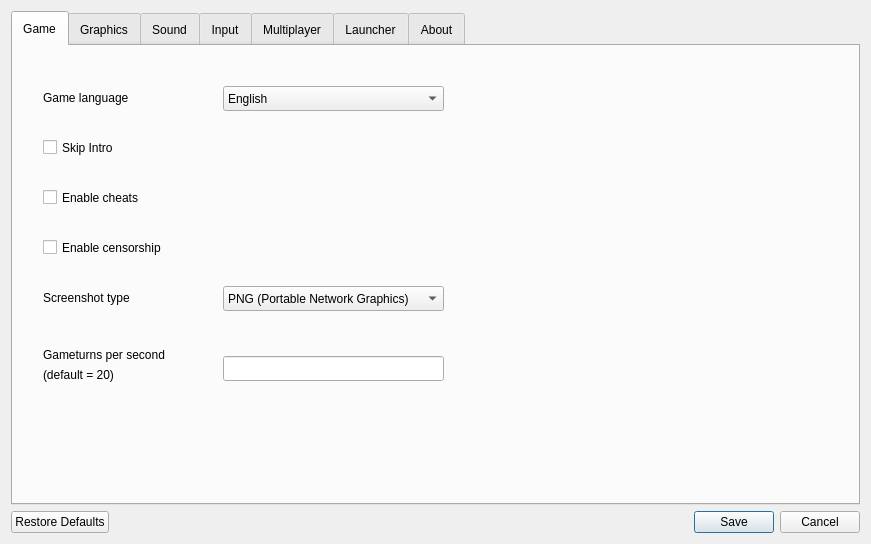
Old version of the form settingsdialog.ui in the repository yani/keeperfx-launcher-qt.
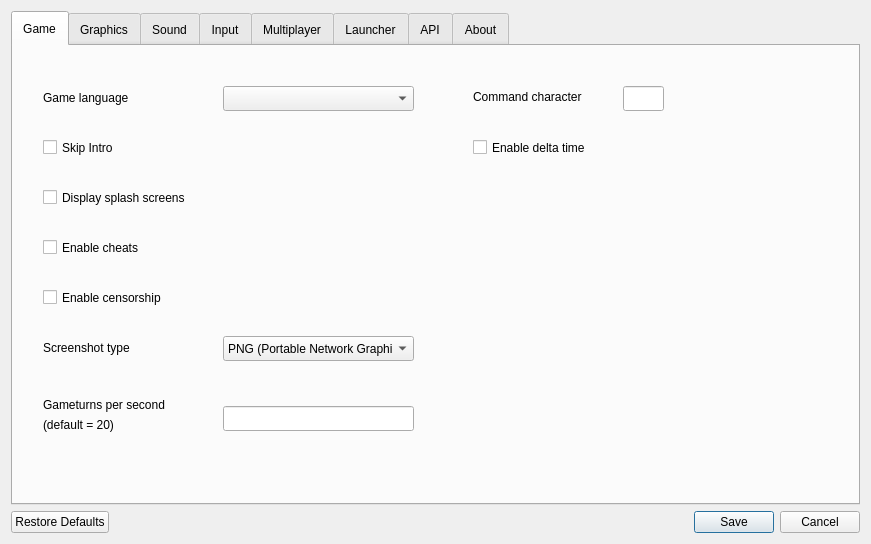
New version of the form. Icons and pictures are not drawn.

Commit message: implement some settings stuff

```diff
--- a/settingsdialog.ui
+++ b/settingsdialog.ui
@@ -41,7 +41,7 @@
         <rect>
          <x>210</x>
          <y>40</y>
-         <width>221</width>
+         <width>191</width>
          <height>25</height>
         </rect>
        </property>
@@ -50,11 +50,6 @@
          <family>Arial</family>
         </font>
        </property>
-       <item>
-        <property name="text">
-         <string>English</string>
-        </property>
-       </item>
       </widget>
       <widget class="QLabel" name="labelLanguage">
        <property name="geometry">
@@ -96,7 +91,7 @@
        <property name="geometry">
         <rect>
          <x>30</x>
-         <y>140</y>
+         <y>190</y>
          <width>321</width>
          <height>23</height>
         </rect>
@@ -114,7 +109,7 @@
        <property name="geometry">
         <rect>
          <x>30</x>
-         <y>190</y>
+         <y>240</y>
          <width>321</width>
          <height>23</height>
         </rect>
@@ -132,8 +127,8 @@
        <property name="geometry">
         <rect>
          <x>210</x>
-         <y>240</y>
-         <width>221</width>
+         <y>290</y>
+         <width>191</width>
          <height>25</height>
         </rect>
        </property>
@@ -167,7 +162,7 @@
        <property name="geometry">
         <rect>
          <x>30</x>
-         <y>243</y>
+         <y>293</y>
          <width>151</width>
          <height>17</height>
         </rect>
@@ -185,7 +180,7 @@
        <property name="geometry">
         <rect>
          <x>30</x>
-         <y>300</y>
+         <y>350</y>
          <width>151</width>
          <height>17</height>
         </rect>
@@ -203,7 +198,7 @@
        <property name="geometry">
         <rect>
          <x>30</x>
-         <y>320</y>
+         <y>370</y>
          <width>151</width>
          <height>17</height>
         </rect>
@@ -221,8 +216,8 @@
        <property name="geometry">
         <rect>
          <x>210</x>
-         <y>310</y>
-         <width>221</width>
+         <y>360</y>
+         <width>191</width>
          <height>25</height>
         </rect>
        </property>
@@ -232,6 +227,75 @@
         </font>
        </property>
       </widget>
+      <widget class="QLabel" name="labelGameturns_2">
+       <property name="geometry">
+        <rect>
+         <x>460</x>
+         <y>42</y>
+         <width>151</width>
+         <height>17</height>
+        </rect>
+       </property>
+       <property name="font">
+        <font>
+         <family>Arial</family>
+        </font>
+       </property>
+       <property name="text">
+        <string>Command character</string>
+       </property>
+      </widget>
+      <widget class="QLineEdit" name="lineEditCommandChar">
+       <property name="geometry">
+        <rect>
+         <x>610</x>
+         <y>40</y>
+         <width>41</width>
+         <height>25</height>
+        </rect>
+       </property>
+       <property name="font">
+        <font>
+         <family>Arial</family>
+        </font>
+       </property>
+      </widget>
+      <widget class="QCheckBox" name="checkBoxDisplaySplashScreens">
+       <property name="geometry">
+        <rect>
+         <x>30</x>
+         <y>140</y>
+         <width>321</width>
+         <height>23</height>
+        </rect>
+       </property>
+       <property name="font">
+        <font>
+         <family>Arial</family>
+        </font>
+       </property>
+       <property name="text">
+        <string>Display splash screens</string>
+       </property>
+      </widget>
+      <widget class="QCheckBox" name="checkBoxDeltaTime">
+       <property name="geometry">
+        <rect>
+         <x>460</x>
+         <y>90</y>
+         <width>321</width>
+         <height>23</height>
+        </rect>
+       </property>
+       <property name="font">
+        <font>
+         <family>Arial</family>
+        </font>
+       </property>
+       <property name="text">
+        <string>Enable delta time</string>
+       </property>
+      </widget>
      </widget>
      <widget class="QWidget" name="tab2_gfx">
       <attribute name="title">
@@ -457,7 +521,66 @@
        </property>
       </widget>
      </widget>
-     <widget class="QWidget" name="tab7_about">
+     <widget class="QWidget" name="tab7_api">
+      <attribute name="title">
+       <string>API</string>
+      </attribute>
+      <widget class="QCheckBox" name="checkBoxEnableAPI">
+       <property name="geometry">
+        <rect>
+         <x>30</x>
+         <y>40</y>
+         <width>321</width>
+         <height>23</height>
+        </rect>
+       </property>
+       <property name="font">
+        <font>
+         <family>Arial</family>
+        </font>
+       </property>
+       <property name="text">
+        <string>Enable API</string>
+       </property>
+      </widget>
+      <widget class="QLineEdit" name="lineEditCommandChar_3">
+       <property name="geometry">
+        <rect>
+         <x>180</x>
+         <y>90</y>
+         <width>121</width>
+         <height>25</height>
+        </rect>
+       </property>
+       <property name="font">
+        <font>
+         <family>Arial</family>
+        </font>
+       </property>
+       <property name="text">
+        <string/>
+       </property>
+      </widget>
+      <widget class="QLabel" name="labelGameturns_5">
+       <property name="geometry">
+        <rect>
+         <x>30</x>
+         <y>92</y>
+         <width>151</width>
+         <height>17</height>
+        </rect>
+       </property>
+       <property name="font">
+        <font>
+         <family>Arial</family>
+        </font>
+       </property>
+       <property name="text">
+        <string>API port</string>
+       </property>
+      </widget>
+     </widget>
+     <widget class="QWidget" name="tab8_about">
       <attribute name="title">
        <string>About</string>
       </attribute>
```
Left out of the diff: 61 changed lines with no effect on the pictures. The commit also changes 2 other files.
